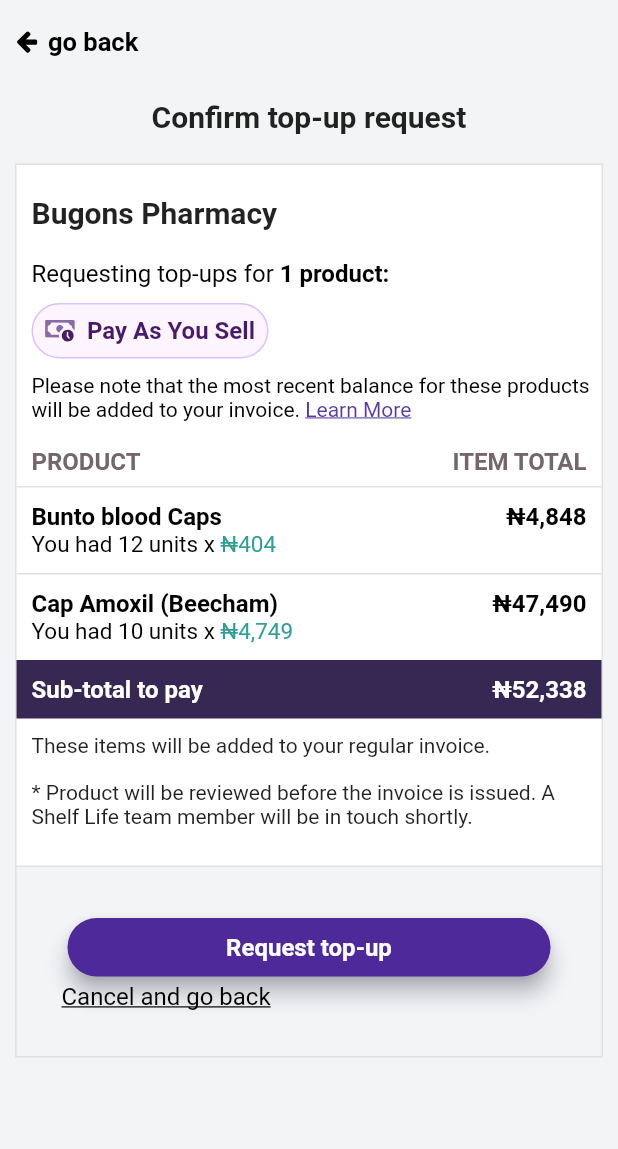
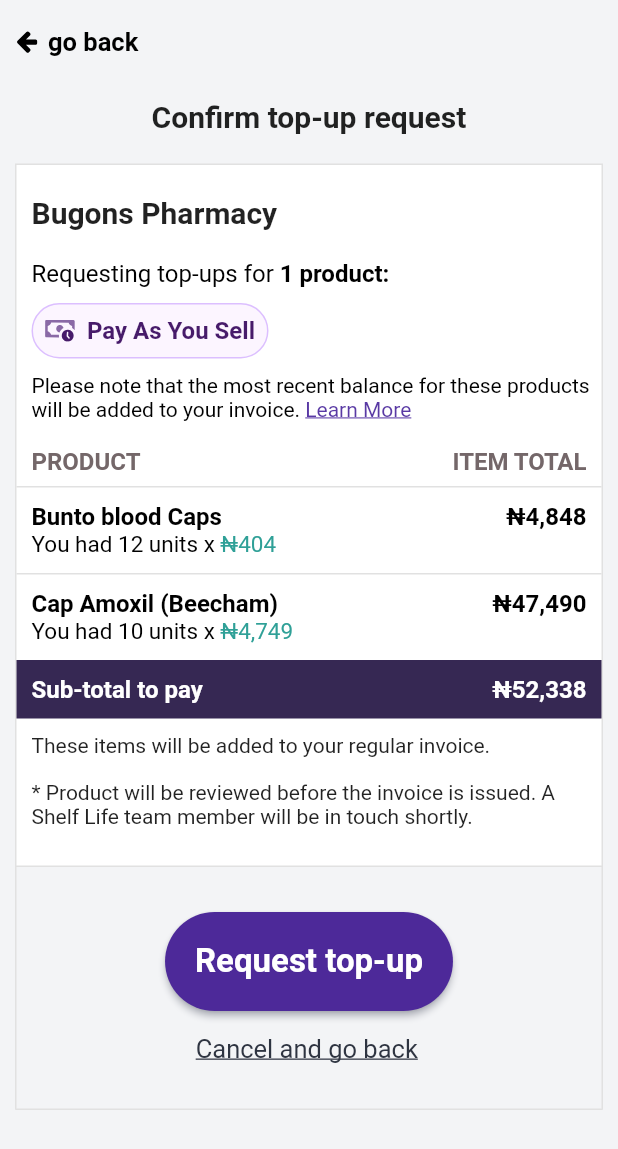
Before and after one commit to ngbede/shelflife, a Flutter app: the ConfirmTopup screen opened directly, on a phone screen of 412 x 824 dp. Shown: the top 1149 px of the screen. Run offline on Flutter 3.47's test engine with Material 2 defaults, Android fonts, the phone set to English and light mode, and no system bars; our stand-ins replace flutter_svg.

Commit message:
refactor custom button to resize dynamically

```diff
--- a/lib/components/button_card.dart
+++ b/lib/components/button_card.dart
@@ -10,6 +10,7 @@
   final String? iconPath;
   final bool hasIcon;
   final int? flex;
+  final void Function()? function;
   const ButtonCard({
     Key? key,
     required this.title,
@@ -19,6 +20,7 @@
     this.height = 10,
     this.hasIcon = true,
     this.iconPath,
+    this.function,
   }) : super(key: key);
 
   @override
@@ -64,6 +66,7 @@
                   title: buttonLabel,
                   hasIcon: hasIcon,
                   iconPath: iconPath,
+                  function: function,
                 ),
               )
             ],
--- a/lib/components/custom_button.dart
+++ b/lib/components/custom_button.dart
@@ -1,12 +1,16 @@
+// ignore_for_file: avoid_print
+
 import 'package:flutter/material.dart';
 import 'package:flutter_svg/flutter_svg.dart';
 
 // TODO: check logic here it looks stupid
-// TODO: Refactor this button to dynamically align to the size needed per screen
 class CustomButton extends StatelessWidget {
   final String title;
   final String? iconPath;
   final bool hasIcon;
+  final double? verticalPad;
+  final double? horizontalPad;
+  final double? textSize;
   final bool? rightSide;
   final void Function()? function;
   const CustomButton({
@@ -15,6 +19,9 @@
     this.iconPath = "assets/icons/arrow.svg",
     this.hasIcon = false,
     this.rightSide = false,
+    this.verticalPad = 10,
+    this.horizontalPad = 15,
+    this.textSize = 16,
     this.function,
   }) : super(key: key);
 
@@ -22,15 +29,19 @@
   Widget build(BuildContext context) {
     return GestureDetector(
       onTap: function,
-      child: Card(
-        elevation: 6,
-        shadowColor: const Color(0XFF9BA1B5),
-        color: const Color(0XFF4D2999),
+      child: ElevatedButton(
+        onPressed: function,
+        style: ElevatedButton.styleFrom(
+          primary: const Color(0XFF4D2999),
           shape: RoundedRectangleBorder(
             borderRadius: BorderRadius.circular(60),
           ),
-        child: Padding(
-          padding: const EdgeInsets.symmetric(vertical: 10, horizontal: 15),
+          shadowColor: const Color(0XFF9BA1B5),
+          padding: EdgeInsets.symmetric(
+            vertical: verticalPad!,
+            horizontal: horizontalPad!,
+          ),
+        ),
         child: Row(
           mainAxisAlignment: MainAxisAlignment.center,
           children: [
@@ -52,10 +63,10 @@
                     : const SizedBox(),
             Text(
               title,
-                style: const TextStyle(
+              style: TextStyle(
                 color: Colors.white,
                 fontWeight: FontWeight.bold,
-                  fontSize: 16,
+                fontSize: textSize!,
               ),
             ),
             rightSide!
@@ -68,7 +79,6 @@
           ],
         ),
       ),
-      ),
     );
   }
 }
--- a/lib/confirm_topup.dart
+++ b/lib/confirm_topup.dart
@@ -318,16 +318,37 @@
                   mainAxisAlignment: MainAxisAlignment.center,
                   crossAxisAlignment: CrossAxisAlignment.center,
                   children: [
-                    const CustomButton(title: "Request top-up"),
+                    Row(
+                      mainAxisAlignment: MainAxisAlignment.center,
+                      children: [
+                        CustomButton(
+                          title: "Request top-up",
+                          function: () {
+                            log("Pop up confirmation modal");
+                          },
+                          verticalPad: 20,
+                          horizontalPad: 20,
+                          textSize: 22,
+                        ),
+                      ],
+                    ),
+                    Padding(
+                      padding: const EdgeInsets.only(top: 15),
+                      child: Row(
+                        mainAxisAlignment: MainAxisAlignment.center,
+                        children: [
                           RedirectLink(
                             title: "Cancel and go back",
                             includeArrow: false,
                             boldTitle: false,
-                      titleSize: 16,
-                      textColor: Colors.black,
+                            titleSize: 17,
+                            textColor: const Color(0XFF2E3441),
                             function: () {
                               Navigator.pop(context);
                             },
+                          ),
+                        ],
+                      ),
                     )
                   ],
                 ),
--- a/lib/home.dart
+++ b/lib/home.dart
@@ -1,3 +1,5 @@
+import 'dart:developer';
+
 import 'package:flutter/material.dart';
 import 'package:flutter_svg/flutter_svg.dart';
 import 'package:shelflife/components/base_card.dart';
@@ -163,6 +165,9 @@
             title: "Talk to us",
             infoText: "Chat with our support about questions you might have",
             buttonLabel: "Chat with us",
+            function: () {
+              log("pop the intercom modal chat box!");
+            },
             iconPath: svgIcons["intercom"]!,
           )
         ],
--- a/lib/products.dart
+++ b/lib/products.dart
@@ -1,4 +1,6 @@
 // ignore_for_file: avoid_print
+
+import 'dart:developer';
 
 import 'package:flutter/material.dart';
 import 'package:shelflife/components/button_card.dart';
@@ -15,12 +17,15 @@
     final ScrollController _controller2 = ScrollController();
     return ListView(
       children: [
-        const Padding(
-          padding: EdgeInsets.symmetric(vertical: 10, horizontal: 10),
+        Padding(
+          padding: const EdgeInsets.symmetric(vertical: 10, horizontal: 10),
           child: ButtonCard(
             title: "21 subscriptions",
             infoText: "active at Bugons Pharmacy",
             buttonLabel: "View all",
+            function: () {
+              log("Navigate to manage subscription view");
+            },
             hasIcon: false,
             flex: 2,
           ),
--- a/lib/topups.dart
+++ b/lib/topups.dart
@@ -72,12 +72,6 @@
         body: Column(
           children: <Widget>[
             const InputField(name: "Search"),
-            // Container(
-            //   child: Align(
-            //     alignment: Alignment.bottomLeft,
-            //     child: ,
-            //   ),
-            // ),
             Expanded(
               child: Padding(
                 padding: const EdgeInsets.only(bottom: 10),
```
Lines whose indentation alone changed are shown as unchanged.
